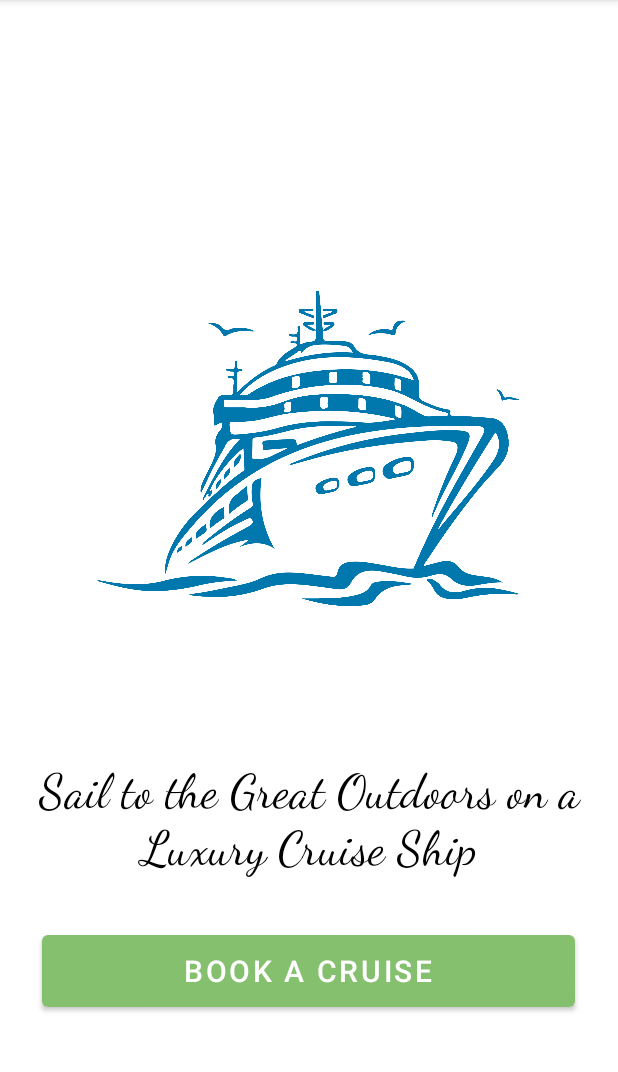
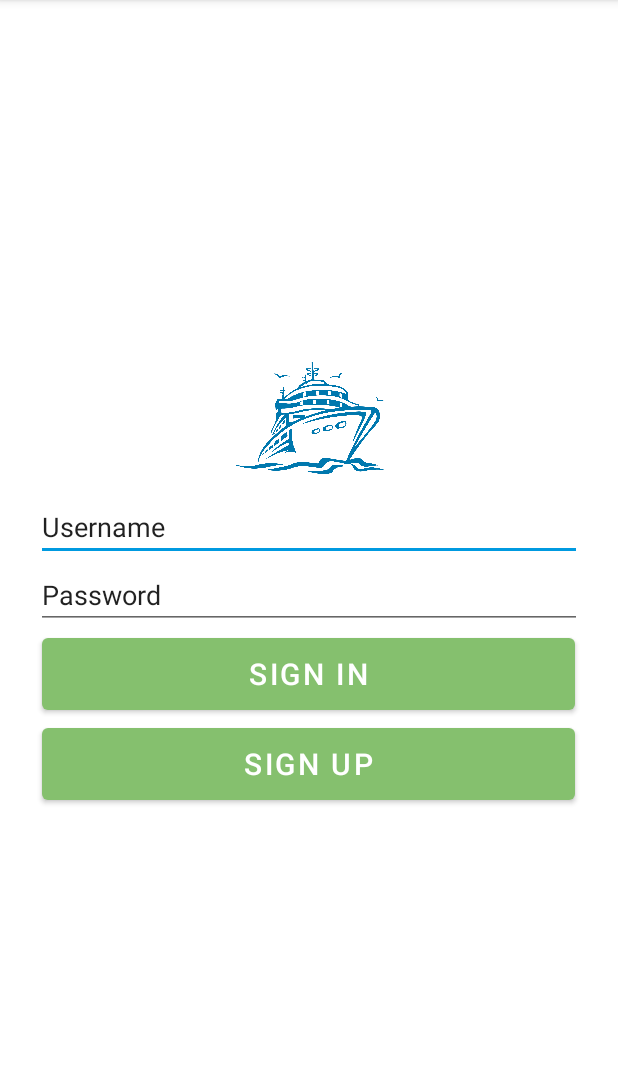
Before and after one commit to aishustha/AishwaryaShrestha_KeshavDulal_MAPD711_Assignment2, an Android app: the screen it shows after launch (MainActivity), on a phone screen of 412 x 824 dp, the part 84-1156 px from its top. Run offline under Robolectric (Android 15) with nearby library versions, the phone set to English and light mode, and no system bars.

Commit message:
added signin

```diff
--- a/app/src/main/res/layout/activity_main.xml
+++ b/app/src/main/res/layout/activity_main.xml
@@ -13,25 +13,45 @@
 
     <ImageView
         android:id="@+id/imageView"
-        android:layout_width="282dp"
-        android:layout_height="418dp"
+        android:layout_width="100dp"
+        android:layout_height="100dp"
         app:srcCompat="@mipmap/cruise"
         android:contentDescription="TODO" />
 
-    <TextView
-        android:layout_width="wrap_content"
+
+    <EditText
+        android:id="@+id/editTextTextPersonName3"
+        android:layout_width="match_parent"
         android:layout_height="wrap_content"
-        android:layout_gravity="center"
-        android:layout_marginBottom="32dp"
-        android:fontFamily="cursive"
-        android:text="@string/home_subtitle"
-        android:textAlignment="center"
-        android:textColor="@color/black"
-        android:textSize="32sp"
-        app:layout_constraintBottom_toBottomOf="parent"
-        app:layout_constraintLeft_toLeftOf="parent"
-        app:layout_constraintRight_toRightOf="parent"
-        app:layout_constraintTop_toTopOf="parent" />
+        android:ems="10"
+        android:hint="Username"
+        android:inputType="textPersonName"
+        android:text="Username" />
+
+    <EditText
+        android:id="@+id/editTextTextPersonName4"
+        android:layout_width="match_parent"
+        android:layout_height="wrap_content"
+        android:ems="10"
+        android:hint="Password"
+        android:inputType="textPersonName"
+        android:text="Password" />
+
+    <Button
+        android:layout_width="355dp"
+        android:layout_height="60dp"
+        android:clickable="true"
+        android:defaultFocusHighlightEnabled="false"
+        android:focusable="auto"
+        android:focusedByDefault="false"
+        android:text="Sign In"
+        android:textColor="#fff"
+        android:textColorHighlight="#fff"
+        android:textColorHint="#fff"
+        android:textColorLink="#fff"
+        android:textSize="20sp"
+        app:iconTint="#ffffff"
+        app:rippleColor="#ACE4B2" />
 
     <Button
         android:id="@+id/sendBtn"
@@ -41,7 +61,7 @@
         android:defaultFocusHighlightEnabled="false"
         android:focusable="auto"
         android:focusedByDefault="false"
-        android:text="@string/home_button_text"
+        android:text="Sign up"
         android:textColor="#fff"
         android:textColorHighlight="#fff"
         android:textColorHint="#fff"
```
